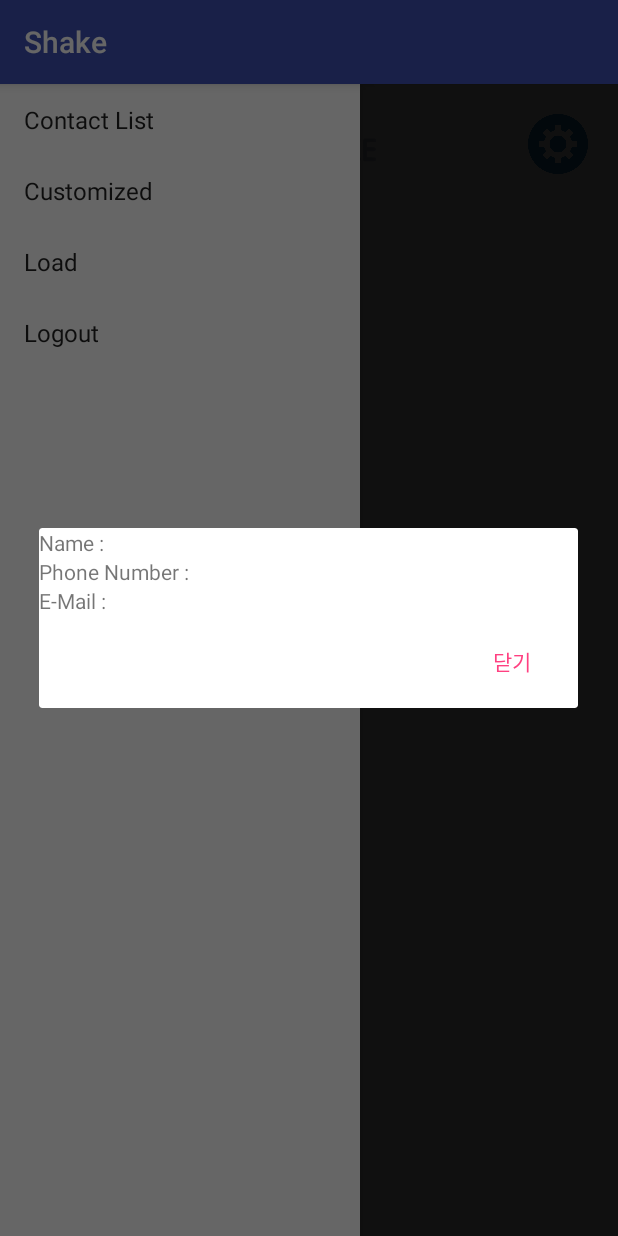
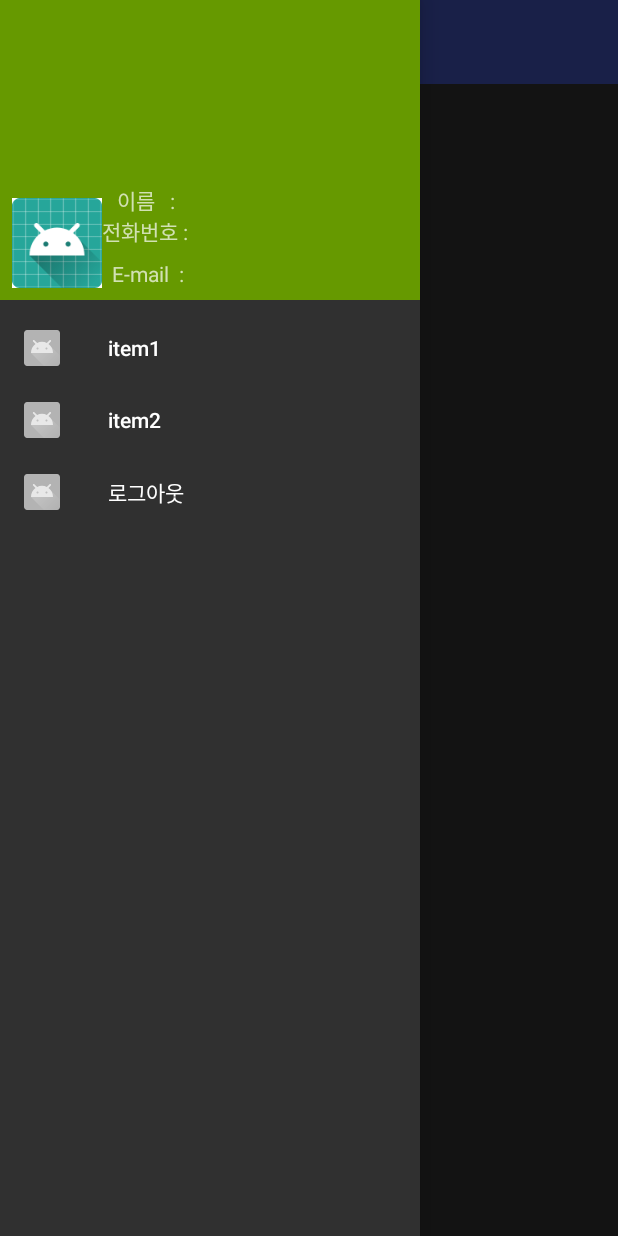
Before and after one commit to HungryBurger/Shake, an Android app: the screen it shows after launch once a user with an empty profile is signed in (MainMenu), with the side drawer open, on a phone screen of 412 x 824 dp. Run offline under Robolectric (Android 15) with nearby library versions, the phone set to English and light mode, and no system bars; our stand-ins replace Firebase (no records; nobody signed in at launch, a user with empty details on screens opened directly); 3 statements that could not run were skipped.

Commit message:
hjhng125

```diff
--- a/app/build.gradle
+++ b/app/build.gradle
@@ -20,8 +20,8 @@ android {
 
 dependencies {
     implementation fileTree(include: ['*.jar'], dir: 'libs')
-    implementation 'com.android.support:appcompat-v7:26.1.0'
-    implementation 'com.android.support:design:26.1.0'
+    implementation 'com.android.support:appcompat-v7:27.1.1'
+    implementation 'com.android.support:design:27.1.1'
     implementation 'com.android.support.constraint:constraint-layout:1.1.0'
     testImplementation 'junit:junit:4.12'
     implementation 'com.android.support:support-annotations:27.1.1'
@@ -30,6 +30,7 @@ dependencies {
     implementation 'com.google.firebase:firebase-database:11.8.0'
     implementation 'com.google.firebase:firebase-auth:11.8.0'
     implementation 'com.google.android.gms:play-services-auth:11.8.0'
+    implementation 'com.github.bumptech.glide:glide:3.6.0'
 }
 
 apply plugin: 'com.google.gms.google-services'
--- a/app/src/main/java/org/androidtown/shaketest/MainMenu.java
+++ b/app/src/main/java/org/androidtown/shaketest/MainMenu.java
@@ -1,21 +1,32 @@
 package org.androidtown.shaketest;
 
 
+import android.app.Activity;
 import android.app.AlertDialog;
 import android.content.Context;
 import android.content.DialogInterface;
 import android.content.Intent;
 import android.content.res.Configuration;
+import android.graphics.Bitmap;
 import android.graphics.Color;
 import android.media.Image;
+import android.nfc.NfcAdapter;
+import android.os.Build;
+import android.provider.MediaStore;
+import android.provider.Settings;
 import android.support.annotation.NonNull;
+import android.support.annotation.Nullable;
+import android.support.design.widget.NavigationView;
 import android.support.v4.app.FragmentManager;
+import android.support.v4.view.GravityCompat;
 import android.support.v4.widget.DrawerLayout;
 import android.support.v7.app.ActionBarDrawerToggle;
 import android.support.v7.app.AppCompatActivity;
 import android.os.Bundle;
+import android.support.v7.widget.Toolbar;
 import android.telephony.PhoneNumberUtils;
 import android.telephony.TelephonyManager;
+import android.util.Log;
 import android.view.Gravity;
 import android.view.Menu;
 import android.view.MenuItem;
@@ -25,9 +36,12 @@ import android.widget.ArrayAdapter;
 import android.widget.FrameLayout;
 import android.widget.ImageButton;
 import android.widget.ListView;
+import android.widget.TextView;
 import android.widget.Toast;
 import android.widget.ToggleButton;
 
+import com.bumptech.glide.Glide;
+import com.bumptech.glide.load.engine.DiskCacheStrategy;
 import com.google.android.gms.auth.api.signin.GoogleSignIn;
 import com.google.android.gms.auth.api.signin.GoogleSignInClient;
 import com.google.android.gms.auth.api.signin.GoogleSignInOptions;
@@ -36,14 +50,20 @@ import com.google.android.gms.tasks.Task;
 import com.google.firebase.auth.FirebaseAuth;
 import com.google.firebase.auth.FirebaseUser;
 
-public class MainMenu extends AppCompatActivity {
-    private String[] navItems = {"Contact List", "Customized", "Load", "Logout"};
-    private ListView lvNavList;
-    private FrameLayout flContainer;
-    private ToggleButton service_btn = null;
-    private DrawerLayout dlDrawer;
-    private ActionBarDrawerToggle dtToggle;
-    private boolean isopen = false;
+import org.w3c.dom.Text;
+
+import java.io.IOException;
+
+public class MainMenu extends AppCompatActivity implements NavigationView.OnNavigationItemSelectedListener{
+    DrawerLayout drawerLayout;
+    NavigationView navigationView;
+    ActionBarDrawerToggle drawerToggle;
+    Toolbar toolbar;
+    View nav_header_view;
+    TextView mName, mPhoneNum,mEmail;
+    ImageButton mPicture;
+    private static int GET_PICTURE_URI = 9999;
+    NfcAdapter nfcAdapter;
     private FirebaseAuth mAuth;
     private FirebaseUser mUser;
     private FirebaseAuth.AuthStateListener mListener;
@@ -56,38 +76,8 @@ public class MainMenu extends AppCompatActivity {
         super.onCreate(savedInstanceState);
         setContentView(R.layout.activity_main_menu);
 
+        initLayout();
 
-        lvNavList = (ListView) findViewById(R.id.lv_activity_main_nav_list);
-        flContainer = (FrameLayout) findViewById(R.id.realcontents);
-
-        lvNavList.setAdapter(new ArrayAdapter<String>(MainMenu.this,
-                android.R.layout.simple_list_item_1, navItems));
-        lvNavList.setOnItemClickListener(new DrawerItemClickListener());
-
-        dlDrawer = (DrawerLayout) findViewById(R.id.dl_main_drawer);
-        View button1 = findViewById(R.id.button1);
-        button1.setOnClickListener(new View.OnClickListener() {
-
-            @Override
-            public void onClick(View v) {
-
-                if (dlDrawer.isDrawerOpen(Gravity.LEFT)) {
-                    dlDrawer.closeDrawer(Gravity.LEFT);
-                } else {
-                    dlDrawer.openDrawer(Gravity.LEFT);
-                }
-                isopen = !isopen;
-            }
-        });
-        ImageButton setting = (ImageButton) findViewById(R.id.button2);
-        setting.setOnClickListener(new View.OnClickListener() {
-
-            @Override
-            public void onClick(View v) {
-                Intent intent = new Intent(MainMenu.this, SettingsActivity.class);
-                startActivity(intent);
-            }
-        });
         mAuth = FirebaseAuth.getInstance();
         mListener = new FirebaseAuth.AuthStateListener() {
             @Override
@@ -98,18 +88,141 @@ public class MainMenu extends AppCompatActivity {
                     displayUserName = mUser.getDisplayName();
                     displayUserEmail = mUser.getEmail();
                     getPhonenum();
-                    callDialog();
+                    //callDialog();
+                    setProfile();
                 } else {
                     startActivity(new Intent(MainMenu.this, MainActivity.class));
                     finish();
                 }
             }
         };
-
-
-        findViewById(R.id.sign_out_button).setOnClickListener(new View.OnClickListener() {
+        findViewById(R.id.popup).setOnClickListener(new View.OnClickListener() {
             @Override
             public void onClick(View v) {
+                callDialog();
+            }
+        });
+        onNFC();
+    }
+    private void onNFC(){
+        nfcAdapter = NfcAdapter.getDefaultAdapter(MainMenu.this);
+        if(nfcAdapter.isEnabled()){}
+        else{
+            AlertDialog.Builder alertBox= new AlertDialog.Builder(MainMenu.this);
+            alertBox.setTitle("NFC Connection ERROR....");
+            alertBox.setMessage("NFC를 켜주세요.");
+            alertBox.setPositiveButton("Turn on", new DialogInterface.OnClickListener() {
+                @Override
+                public void onClick(DialogInterface dialog, int which) {
+                    if(Build.VERSION.SDK_INT > Build.VERSION_CODES.JELLY_BEAN)
+                        startActivity(new Intent(Settings.ACTION_NFC_SETTINGS));
+                    else
+                        startActivity(new Intent(Settings.ACTION_WIRELESS_SETTINGS));
+                }
+            });
+            alertBox.setNegativeButton("Close", new DialogInterface.OnClickListener() {
+                @Override
+                public void onClick(DialogInterface dialog, int which) {
+
+                }
+            });
+            alertBox.show();
+        }
+    }
+    @Override
+    protected void onActivityResult(int requestCode, int resultCode, Intent data) {
+        if(requestCode == GET_PICTURE_URI){
+            if(resultCode == Activity.RESULT_OK){
+                try{
+                    Bitmap bitmap = MediaStore.Images.Media.getBitmap(getContentResolver(),data.getData());
+                    mPicture.setImageBitmap(bitmap);
+                    Glide.with(MainMenu.this).load(data.getData()).diskCacheStrategy(DiskCacheStrategy.SOURCE).into(mPicture);
+                }catch (IOException e){
+                    Log.e("TAG",e.getMessage());
+                }
+            }
+        }
+    }
+
+    private void setProfile(){
+        navigationView.setNavigationItemSelectedListener(MainMenu.this);
+        nav_header_view = navigationView.getHeaderView(0);
+
+        mEmail = (TextView)nav_header_view.findViewById(R.id.profile_E_mail);
+        mEmail.setSelected(true);
+        mName = (TextView)nav_header_view.findViewById(R.id.profile_name);
+        mPhoneNum = (TextView)nav_header_view.findViewById(R.id.profile_phone_number);
+        mPicture = (ImageButton) nav_header_view.findViewById(R.id.profile_picture);
+        mPicture.setOnClickListener(new View.OnClickListener() {
+            @Override
+            public void onClick(View v) {
+                Intent intent = new Intent(Intent.ACTION_PICK);
+                intent.setType(MediaStore.Images.Media.CONTENT_TYPE);
+                intent.setData(MediaStore.Images.Media.EXTERNAL_CONTENT_URI);
+                startActivityForResult(intent,GET_PICTURE_URI);
+            }
+        });
+        mEmail.setText(displayUserEmail);
+        mName.setText(displayUserName);
+        mPhoneNum.setText(displayUserPhoneNumber);
+    }
+    @Override
+    public boolean onNavigationItemSelected(@NonNull MenuItem item) {
+        switch(item.getItemId()) {
+            case R.id.item1:
+                Toast.makeText(this, "item1 clicked..", Toast.LENGTH_SHORT).show();
+                break;
+            case R.id.item2:
+                Toast.makeText(this, "item2 clicked..", Toast.LENGTH_SHORT).show();
+                break;
+            case R.id.log_out:
+                click_log_out();
+                break;
+        }
+        drawerLayout.closeDrawer(GravityCompat.START);
+
+        return false;
+    }
+
+    @Override
+    protected void onPostCreate(@Nullable Bundle savedInstanceState) {
+        super.onPostCreate(savedInstanceState);
+        drawerToggle.syncState();
+    }
+
+    @Override
+    public void onConfigurationChanged(Configuration newConfig) {
+        super.onConfigurationChanged(newConfig);
+        drawerToggle.onConfigurationChanged(newConfig);
+    }
+
+    @Override
+    public boolean onOptionsItemSelected(MenuItem item) {
+        if(drawerToggle.onOptionsItemSelected(item)){
+            return true;
+        }
+        return super.onOptionsItemSelected(item);
+    }
+    private void initLayout(){
+        toolbar = (Toolbar) findViewById(R.id.toolbar);
+        setSupportActionBar(toolbar);
+        getSupportActionBar().setTitle("");
+        getSupportActionBar().setDisplayHomeAsUpEnabled(true);
+        getSupportActionBar().setHomeAsUpIndicator(R.mipmap.ic_launcher_round);
+
+        drawerLayout = (DrawerLayout) findViewById(R.id.dl_main_drawer_root);
+        navigationView = (NavigationView) findViewById(R.id.nv_main_navigation_root);
+        drawerToggle = new ActionBarDrawerToggle(
+                this,
+                drawerLayout,
+                toolbar,
+                R.string.open_drawer,
+                R.string.close_drawer
+        );
+        drawerLayout.addDrawerListener(drawerToggle);
+        navigationView.setNavigationItemSelectedListener(this);
+    }
+    public void click_log_out(){
         AlertDialog.Builder builder = new AlertDialog.Builder(MainMenu.this);
         builder.setMessage("로그아웃 하시겠습니까?")
                 .setCancelable(false)
@@ -122,15 +235,19 @@ public class MainMenu extends AppCompatActivity {
         AlertDialog dialog = builder.create();
         dialog.show();
     }
-        });
+    @Override
+    public void onBackPressed() {
+        if(drawerLayout.isDrawerOpen(GravityCompat.START))
+            drawerLayout.closeDrawer(GravityCompat.START);
+        else
+            super.onBackPressed();
     }
+
     @Override
     protected void onStart() {
         super.onStart();
-
         mAuth.addAuthStateListener(mListener);
     }
-
     @Override
     protected void onStop() {
         super.onStop();
@@ -139,7 +256,6 @@ public class MainMenu extends AppCompatActivity {
             mAuth.removeAuthStateListener(mListener);
         }
     }
-
     private void getPhonenum() {
         TelephonyManager telephonyManager = (TelephonyManager) getApplicationContext().getSystemService(Context.TELEPHONY_SERVICE);
 
@@ -178,48 +294,4 @@ public class MainMenu extends AppCompatActivity {
         MyAlertDialogFragment newDialogFragment = MyAlertDialogFragment.newInstance(displayUserName, displayUserPhoneNumber, displayUserEmail);
         newDialogFragment.show(fm, "dialog");
     }
-
-    protected void onPostCreate(Bundle savedInstanceState) {
-        super.onPostCreate(savedInstanceState);
 }
-
-    @Override
-    public void onConfigurationChanged(Configuration newConfig) {
-        super.onConfigurationChanged(newConfig);
-
-    }
-
-    @Override
-    public boolean onOptionsItemSelected(MenuItem item) {
-        return super.onOptionsItemSelected(item);
-    }
-
-    private class DrawerItemClickListener implements
-            ListView.OnItemClickListener {
-
-        @Override
-        public void onItemClick(AdapterView<?> adapter, View view,
-                                int position, long id) {
-            switch (position) {
-                case 0:
-                    break;
-                case 1:
-
-                    break;
-                case 2:
-
-                    break;
-                case 3:
-
-                    break;
-                case 4:
-                    break;
-
-            }
-            dlDrawer.closeDrawer(lvNavList);
-
-        }
-
-    }
-
-}
--- a/app/src/main/res/layout/activity_main_menu.xml
+++ b/app/src/main/res/layout/activity_main_menu.xml
@@ -1,74 +1,37 @@
-<android.support.v4.widget.DrawerLayout xmlns:android="http://schemas.android.com/apk/res/android"
-    android:id="@+id/dl_main_drawer"
+<android.support.constraint.ConstraintLayout xmlns:android="http://schemas.android.com/apk/res/android"
     android:layout_width="match_parent"
-    android:layout_height="match_parent">
+    android:layout_height="match_parent"
+    xmlns:app="http://schemas.android.com/apk/res-auto"
+    xmlns:tools="http://schemas.android.com/tools">
 
-    <FrameLayout
-        android:id="@+id/realcontents"
-        android:layout_width="wrap_content"
-        android:layout_height="match_parent"
-        android:background="#ffffff">
+    <android.support.v4.widget.DrawerLayout
+        android:id="@+id/dl_main_drawer_root"
+        android:layout_width="0dp"
+        android:layout_height="0dp"
+        app:layout_constraintTop_toTopOf="parent"
+        app:layout_constraintBottom_toBottomOf="parent"
+        app:layout_constraintLeft_toLeftOf="parent"
+        app:layout_constraintRight_toRightOf="parent"
+        android:fitsSystemWindows="true"
+        tools:openDrawer="start"
+        >
 
-        <RelativeLayout
+        <!-- main content -->
+        <include
             android:layout_width="match_parent"
-            android:layout_height="wrap_content"
-            android:orientation="horizontal">
+            android:layout_height="match_parent"
+            layout="@layout/activity_main_content" />
 
-            <ImageButton
-                android:id="@+id/button1"
-                android:layout_alignParentLeft="true"
-                android:padding="20dp"
-                android:layout_width="80dp"
-                android:layout_height="80dp"
-                android:scaleType="fitCenter"
-                android:background="#ffffff"
-                android:src="@drawable/menu_button_1"/>
-            <ImageButton
-                android:id="@+id/bar_name"
-                android:layout_width="100dp"
-                android:layout_height="80dp"
-                android:layout_centerHorizontal="true"
-                android:layout_marginEnd="123dp"
-                android:scaleType="fitXY"
-                android:background="#ffffff"
+        <!-- navigation drawer-->
+        <android.support.design.widget.NavigationView
+            android:id="@+id/nv_main_navigation_root"
+            android:layout_width="wrap_content"
+            android:layout_height="match_parent"
+            android:layout_gravity="start"
+            android:fitsSystemWindows="true"
+            app:headerLayout="@layout/nav_header_main"
+            app:menu="@menu/drawer" />
 
-                android:src="@drawable/shake_logo4" />
-            <ImageButton
-                android:id="@+id/button2"
-                android:padding="20dp"
-                android:layout_alignParentRight="true"
-                android:layout_width="80dp"
-                android:layout_height="80dp"
-                android:scaleType="fitCenter"
-                android:background="#ffffff"
-                android:src="@drawable/setting_button"/>
+    </android.support.v4.widget.DrawerLayout>
 
-        </RelativeLayout>
-    </FrameLayout>
-
-    <ListView
-        android:id="@+id/lv_activity_main_nav_list"
-        android:layout_width="240dp"
-        android:layout_height="match_parent"
-        android:layout_gravity="start"
-        android:background="#ffffff"
-        android:choiceMode="singleChoice"
-        android:divider="@android:color/transparent"
-        android:dividerHeight="0dp" />
-    <LinearLayout
-        android:id="@+id/sign_out_and_disconnect"
-        android:layout_width="wrap_content"
-        android:layout_height="wrap_content"
-        android:layout_centerInParent="true"
-        android:paddingLeft="16dp"
-        android:paddingRight="16dp">
-
-        <Button
-            android:id="@+id/sign_out_button"
-            android:layout_width="wrap_content"
-            android:layout_height="wrap_content"
-            android:layout_gravity="center_vertical"
-            android:text="Sign Out" />
-    </LinearLayout>
-
-</android.support.v4.widget.DrawerLayout>
+</android.support.constraint.ConstraintLayout>
--- /dev/null
+++ b/app/src/main/res/layout/nav_header_main.xml
@@ -0,0 +1,81 @@
+<?xml version="1.0" encoding="utf-8"?>
+<LinearLayout
+    xmlns:android="http://schemas.android.com/apk/res/android"
+    xmlns:app="http://schemas.android.com/apk/res-auto"
+    android:layout_width="match_parent"
+    android:layout_height="200dp"
+    android:background="@android:color/holo_green_dark"
+    android:gravity="bottom"
+    android:orientation="horizontal"
+    android:paddingBottom="8dp"
+    android:paddingLeft="8dp"
+    android:paddingRight="8dp"
+    android:paddingTop="8dp"
+    android:theme="@style/ThemeOverlay.AppCompat.Dark">
+
+    <ImageButton
+        android:id="@+id/profile_picture"
+        android:layout_width="60dp"
+        android:layout_height="60dp"
+        android:scaleType="centerCrop"
+        android:background="@color/basicColor"
+        app:srcCompat="@mipmap/ic_launcher_round" />
+
+    <LinearLayout
+        android:orientation="vertical"
+        android:layout_width="wrap_content"
+        android:layout_height="wrap_content">
+
+        <LinearLayout
+            android:layout_width="wrap_content"
+            android:layout_height="wrap_content"
+            android:orientation="horizontal">
+
+            <TextView
+                android:layout_width="match_parent"
+                android:layout_height="wrap_content"
+                android:text="   이름   : " />
+
+            <TextView
+                android:id="@+id/profile_name"
+                android:layout_width="match_parent"
+                android:layout_height="wrap_content"
+                android:paddingTop="8dp"
+                android:textAppearance="@style/TextAppearance.AppCompat.Body1" />
+        </LinearLayout>
+        <LinearLayout
+            android:layout_width="wrap_content"
+            android:layout_height="wrap_content"
+            android:orientation="horizontal">
+
+            <TextView
+                android:layout_width="match_parent"
+                android:layout_height="wrap_content"
+                android:text="전화번호 : " />
+
+            <TextView
+                android:id="@+id/profile_phone_number"
+                android:layout_width="wrap_content"
+                android:layout_height="wrap_content" />
+        </LinearLayout>
+        <LinearLayout
+            android:layout_width="wrap_content"
+            android:layout_height="wrap_content"
+            android:orientation="horizontal">
+
+            <TextView
+                android:layout_width="match_parent"
+                android:layout_height="wrap_content"
+                android:text="  E-mail  :" />
+
+            <TextView
+                android:id="@+id/profile_E_mail"
+                android:layout_width="match_parent"
+                android:layout_height="wrap_content"
+                android:ellipsize="marquee"
+                android:paddingTop="8dp"
+                android:singleLine="true"
+                android:textAppearance="@style/TextAppearance.AppCompat.Body1" />
+        </LinearLayout>
+    </LinearLayout>
+</LinearLayout>
--- /dev/null
+++ b/app/src/main/res/menu/drawer.xml
@@ -0,0 +1,21 @@
+<?xml version="1.0" encoding="utf-8"?>
+<menu xmlns:android="http://schemas.android.com/apk/res/android">
+    <item
+        android:id="@+id/item1"
+        android:icon="@mipmap/ic_launcher_round"
+        android:title="item1"
+        />
+
+    <item
+        android:id="@+id/item2"
+        android:icon="@mipmap/ic_launcher_round"
+        android:title="item2"
+        />
+
+    <item
+        android:id="@+id/log_out"
+        android:icon="@mipmap/ic_launcher_round"
+        android:title="로그아웃"
+        />
+
+</menu>
--- a/app/src/main/res/values/styles.xml
+++ b/app/src/main/res/values/styles.xml
@@ -1,7 +1,7 @@
 <resources>
 
     <!-- Base application theme. -->
-    <style name="AppTheme" parent="Theme.AppCompat.Light.DarkActionBar">
+    <style name="AppTheme" parent="Theme.AppCompat.NoActionBar">
         <!-- Customize your theme here. -->
         <item name="colorPrimary">@color/colorPrimary</item>
         <item name="colorPrimaryDark">@color/colorPrimaryDark</item>
@@ -13,10 +13,4 @@
             @drawable/shake_main_2
         </item>
     </style>
-
-    <style name="Theme.AppCompat.NoActionBar" parent="AppTheme">
-        <item name="windowActionBar">false</item>
-        <item name="windowNoTitle">true</item>
-        <item name="android:background">@color/basicColor</item>
-    </style>
 </resources>
```
Also changed, not shown: app/src/main/AndroidManifest.xml (+16 -2 lines), app/src/main/res/layout/activity_main_content.xml (added, +21 -0 lines), app/src/main/res/layout/toolbar.xml (added, +12 -0 lines). Lines whose indentation alone changed are shown as unchanged.
